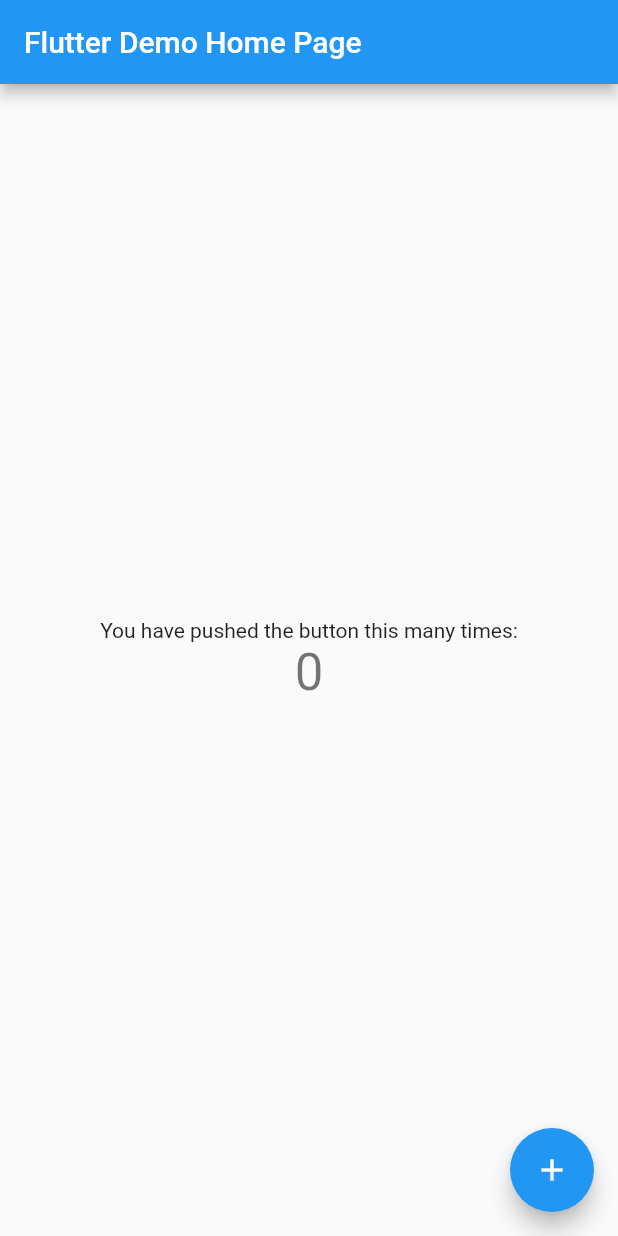
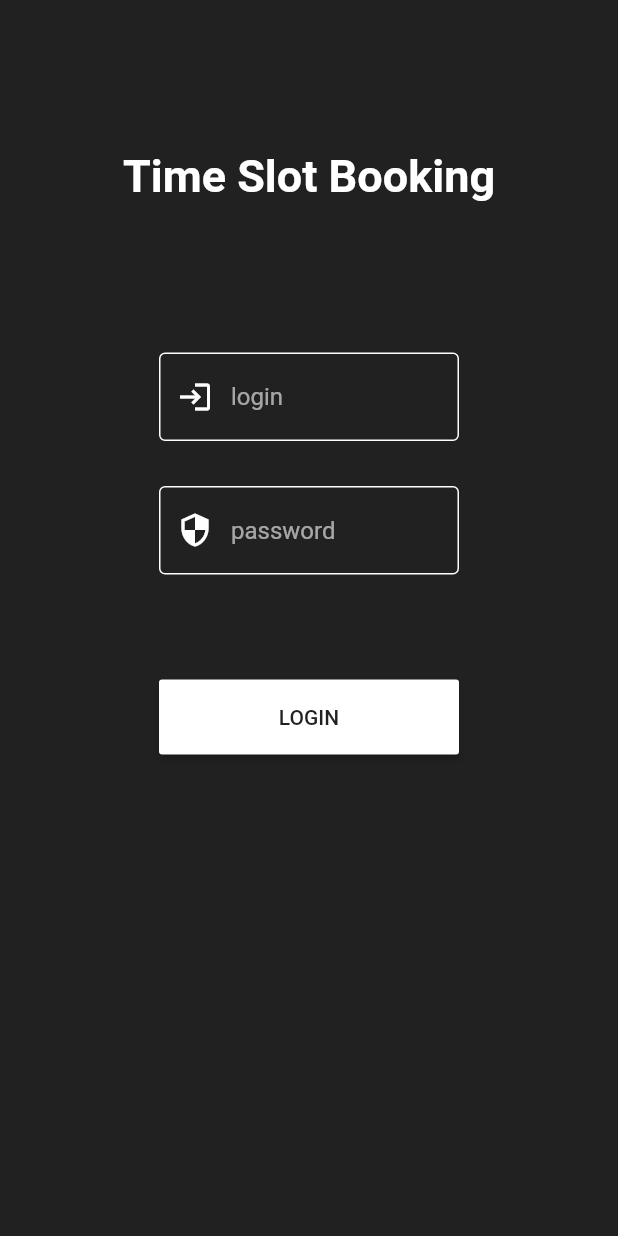
Before and after one commit to duprijil/time-slot-booking.UI, a Flutter app: the screen it shows after launch, on a phone screen of 412 x 824 dp. Run offline on Flutter 3.47's test engine with Material 2 defaults, Android fonts, the phone set to English and light mode, and no system bars.

Commit message:
add login page;

```diff
--- a/lib/main.dart
+++ b/lib/main.dart
@@ -1,113 +1,25 @@
 import 'package:flutter/material.dart';
+import 'package:tmp/pages/LoginPage.dart';
 
-void main() {
-  runApp(MyApp());
-}
+void main() => runApp(TimeSlotBooking());
 
-class MyApp extends StatelessWidget {
-  // This widget is the root of your application.
+/*
+ThemeData(
+          brightness: Brightness.light,
+          primarySwatch: Colors.blue,
+          primaryColor: Colors.blue[500],
+          primaryColorBrightness: Brightness.light,
+          accentColor: Colors.pinkAccent[200],
+          accentColorBrightness: Brightness.light),
+*/
+
+class TimeSlotBooking extends StatelessWidget {
   @override
   Widget build(BuildContext context) {
     return MaterialApp(
-      title: 'Flutter Demo',
-      theme: ThemeData(
-        // This is the theme of your application.
-        //
-        // Try running your application with "flutter run". You'll see the
-        // application has a blue toolbar. Then, without quitting the app, try
-        // changing the primarySwatch below to Colors.green and then invoke
-        // "hot reload" (press "r" in the console where you ran "flutter run",
-        // or simply save your changes to "hot reload" in a Flutter IDE).
-        // Notice that the counter didn't reset back to zero; the application
-        // is not restarted.
-        primarySwatch: Colors.blue,
-      ),
-      home: MyHomePage(title: 'Flutter Demo Home Page'),
+      title: 'Time Slot Booking',
+      theme: ThemeData.dark(),
+      home: LoginPage(),
     );
   }
 }
-
-class MyHomePage extends StatefulWidget {
-  MyHomePage({Key key, this.title}) : super(key: key);
-
-  // This widget is the home page of your application. It is stateful, meaning
-  // that it has a State object (defined below) that contains fields that affect
-  // how it looks.
-
-  // This class is the configuration for the state. It holds the values (in this
-  // case the title) provided by the parent (in this case the App widget) and
-  // used by the build method of the State. Fields in a Widget subclass are
-  // always marked "final".
-
-  final String title;
-
-  @override
-  _MyHomePageState createState() => _MyHomePageState();
-}
-
-class _MyHomePageState extends State<MyHomePage> {
-  int _counter = 0;
-
-  void _incrementCounter() {
-    setState(() {
-      // This call to setState tells the Flutter framework that something has
-      // changed in this State, which causes it to rerun the build method below
-      // so that the display can reflect the updated values. If we changed
-      // _counter without calling setState(), then the build method would not be
-      // called again, and so nothing would appear to happen.
-      _counter++;
-    });
-  }
-
-  @override
-  Widget build(BuildContext context) {
-    // This method is rerun every time setState is called, for instance as done
-    // by the _incrementCounter method above.
-    //
-    // The Flutter framework has been optimized to make rerunning build methods
-    // fast, so that you can just rebuild anything that needs updating rather
-    // than having to individually change instances of widgets.
-    return Scaffold(
-      appBar: AppBar(
-        // Here we take the value from the MyHomePage object that was created by
-        // the App.build method, and use it to set our appbar title.
-        title: Text(widget.title),
-      ),
-      body: Center(
-        // Center is a layout widget. It takes a single child and positions it
-        // in the middle of the parent.
-        child: Column(
-          // Column is also a layout widget. It takes a list of children and
-          // arranges them vertically. By default, it sizes itself to fit its
-          // children horizontally, and tries to be as tall as its parent.
-          //
-          // Invoke "debug painting" (press "p" in the console, choose the
-          // "Toggle Debug Paint" action from the Flutter Inspector in Android
-          // Studio, or the "Toggle Debug Paint" command in Visual Studio Code)
-          // to see the wireframe for each widget.
-          //
-          // Column has various properties to control how it sizes itself and
-          // how it positions its children. Here we use mainAxisAlignment to
-          // center the children vertically; the main axis here is the vertical
-          // axis because Columns are vertical (the cross axis would be
-          // horizontal).
-          mainAxisAlignment: MainAxisAlignment.center,
-          children: <Widget>[
-            Text(
-              'You have pushed the button this many times:',
-            ),
-            Text(
-              '$_counter',
-              style: Theme.of(context).textTheme.headline4,
-            ),
-          ],
-        ),
-      ),
-      floatingActionButton: FloatingActionButton(
-        onPressed: _incrementCounter,
-        tooltip: 'Increment',
-        child: Icon(Icons.add),
-      ), // This trailing comma makes auto-formatting nicer for build methods.
-    );
-  }
-}
--- /dev/null
+++ b/lib/pages/LoginPage.dart
@@ -0,0 +1,140 @@
+import 'package:flutter/material.dart';
+import 'package:tmp/pages/MainPage.dart';
+
+class LoginPage extends StatefulWidget {
+  LoginPage({Key key}) : super(key: key);
+
+  @override
+  _LoginPageState createState() => _LoginPageState();
+}
+
+class _LoginPageState extends State<LoginPage> {
+  TextEditingController loginController = TextEditingController();
+  TextEditingController passwordController = TextEditingController();
+
+  BorderSide borderState = BorderSide(color: Colors.white, width: 1);
+
+  String login;
+  String password;
+
+  void OnLogInButtonPressed() {
+    login = loginController.text;
+    password = passwordController.text;
+    /*
+    setState(() {
+      borderState = BorderSide(color: Colors.red, width: 1);
+    });*/
+    Navigator.push(
+        context, MaterialPageRoute(builder: (context) => MainPage()));
+  }
+
+  @override
+  Widget build(BuildContext context) {
+    return Container(
+      child: Scaffold(
+        backgroundColor: Theme.of(context).primaryColor,
+        body: Column(
+          children: <Widget>[
+            Padding(
+              padding: EdgeInsets.only(top: 100),
+              child: Align(
+                child: Text(
+                  "Time Slot Booking",
+                  style: TextStyle(
+                    fontSize: 30,
+                    fontWeight: FontWeight.bold,
+                  ),
+                ),
+              ),
+            ),
+/*--------------------------------------------------------------*/
+            Container(
+              child: Column(
+                children: <Widget>[
+                  Container(
+                    padding: EdgeInsets.only(bottom: 30, top: 100),
+                    child: TextField(
+                      controller: loginController,
+                      obscureText: false,
+                      style: TextStyle(),
+                      decoration: InputDecoration(
+                        hintText: "login",
+                        focusedBorder: OutlineInputBorder(
+                            borderSide:
+                                BorderSide(color: Colors.white, width: 1)),
+                        enabledBorder:
+                            OutlineInputBorder(borderSide: borderState),
+                        prefixIcon: Padding(
+                          padding: EdgeInsets.only(
+                            left: 10,
+                            right: 10,
+                          ),
+                          child: IconTheme(
+                            data: IconThemeData(color: Colors.white),
+                            child: Icon(Icons.login),
+                          ),
+                        ),
+                      ),
+                    ),
+                    width: 200,
+                  ),
+/*--------------------------------------------------------------*/
+                  Container(
+                    padding: EdgeInsets.only(bottom: 30),
+                    child: TextField(
+                      controller: passwordController,
+                      obscureText: true,
+                      style: TextStyle(),
+                      decoration: InputDecoration(
+                        hintText: "password",
+                        focusedBorder: OutlineInputBorder(
+                            borderSide:
+                                BorderSide(color: Colors.white, width: 1)),
+                        enabledBorder:
+                            OutlineInputBorder(borderSide: borderState),
+                        prefixIcon: Padding(
+                          padding: EdgeInsets.only(
+                            left: 10,
+                            right: 10,
+                          ),
+                          child: IconTheme(
+                            data: IconThemeData(color: Colors.white),
+                            child: Icon(Icons.security),
+                          ),
+                        ),
+                      ),
+                    ),
+                    width: 200,
+                  ),
+                  SizedBox(
+                    height: 20,
+                  ),
+/*--------------------------------------------------------------*/
+                  Padding(
+                    padding: EdgeInsets.only(top: 20),
+                    child: Container(
+                      height: 50,
+                      width: 200,
+                      child: RaisedButton(
+                        splashColor: Theme.of(context).primaryColor,
+                        highlightColor: Theme.of(context).primaryColor,
+                        color: Colors.white,
+                        child: Text(
+                          "LOGIN",
+                          style:
+                              TextStyle(color: Theme.of(context).primaryColor),
+                        ),
+                        onPressed: OnLogInButtonPressed,
+                      ),
+                    ),
+                  ),
+/*--------------------------------------------------------------*/
+                ],
+              ),
+            )
+          ],
+        ),
+      ),
+    );
+  }
+}
--- /dev/null
+++ b/lib/pages/MainPage.dart
@@ -0,0 +1,22 @@
+import 'package:flutter/material.dart';
+
+class MainPage extends StatelessWidget {
+  const MainPage({Key key}) : super(key: key);
+
+  @override
+  Widget build(BuildContext context) {
+    return Container(
+      child: Scaffold(
+        backgroundColor: Theme.of(context).primaryColor,
+        body: Center(
+          child: ElevatedButton(
+            onPressed: () {
+              Navigator.pop(context);
+            },
+            child: Text("LogOut"),
+          ),
+        ),
+      ),
+    );
+  }
+}
```
Also changed, not shown: 1 other file.
